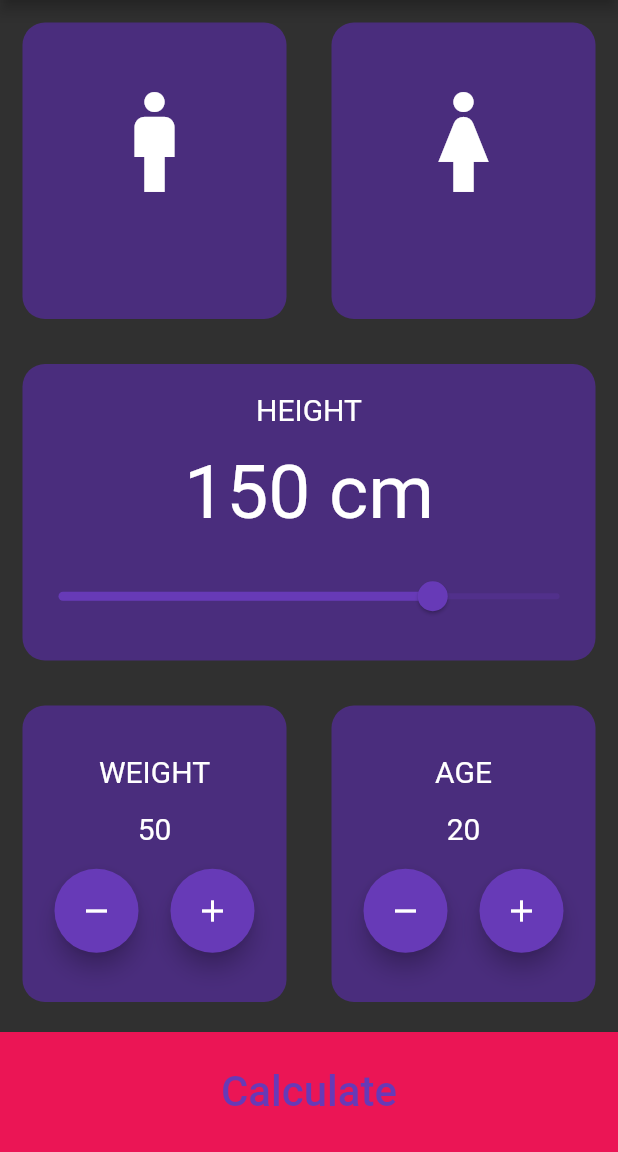
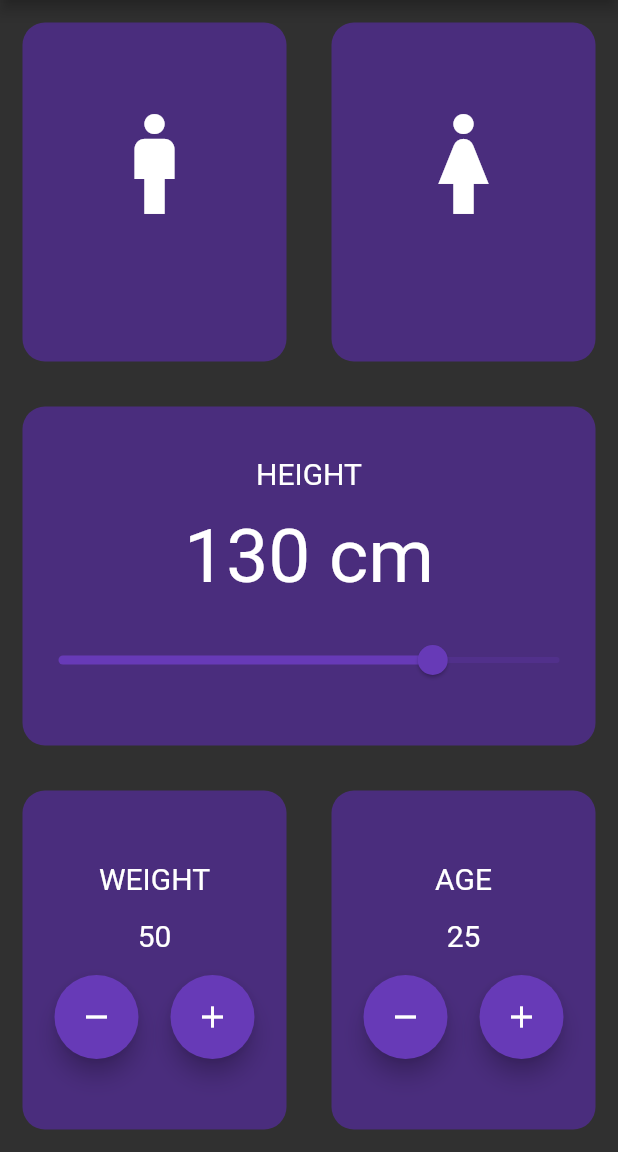
Before and after one commit to emilhackberry/bmi-calc, a Flutter app: the screen it shows after launch, after a tap on the "remove" icon, on a phone screen of 412 x 824 dp, the part 84-1236 px from its top. Run offline on Flutter 3.47's test engine with Material 2 defaults, Android fonts, the phone set to English and light mode, and no system bars; our stand-ins replace flutter_riverpod.

```diff
--- a/lib/bmi_calculations.dart
+++ b/lib/bmi_calculations.dart
@@ -1,54 +1,47 @@
+import 'package:flutter/material.dart';
 import 'package:flutter_riverpod/flutter_riverpod.dart';
 
-class BMICalculation {
+////
+///
+///using the stuff below now
+
+class BMIState {
   String? genderSelection;
-  int? weight;
-  double? height;
-  int? age;
+  int weight;
+  double height;
+  int age;
 
-  BMICalculation({
+  BMIState({
     this.genderSelection,
-    this.weight,
-    this.height,
-    this.age,
+    required this.weight,
+    required this.height,
+    required this.age,
   });
-
-  double calculateBMI(weight, height /*, age, gender*/) {
-    return (weight / (height * height) * 10000).roundToDouble(); //not correct
-  }
-
-  int changeWeightandAge(value, minusPlus) {
-    if (minusPlus == "-") {
-      if (value != 0) {
-        return value - 1;
-      } else {
-        return value - 0;
-      }
-    } else {
-      return value + 1;
-    }
-  }
 }
 
-// final bmiInstanceProvider = Provider<BMICalculation>((ref) => BMICalculation());
-
-//kanske rätt nu?
-final bmiResultsProvider = Provider<BMICalculation>((ref) {
-  return BMICalculation(
+///
+///
+final weightCountProvider = StateNotifierProvider<BMICalculation1, BMIState>((ref) {
+  return BMICalculation1(
+    weight: 50,
+    height: 130,
+    age: 25,
     genderSelection: "",
-    weight: 50,
-    height: 150,
-    age: 20,
   );
 });
 
-// final weightChangeProvider = Provider<int>((ref) {
-//   return ref.watch(bmiInstanceProvider).changeWeightandAge(0, "");
-// });
-//
-// final weightChangeProvider = Provider<int>((ref) {
-//   return ref.watch(bmiResultsProvider).changeWeightandAge(
-//         ref.read(bmiResultsProvider).weight ?? 0, // Use current weight
-//         "+", // or "-" to decrease weight
-//       );
-// });
+class BMICalculation1 extends StateNotifier<BMIState> {
+  BMICalculation1({
+    String? genderSelection,
+    int weight = 0,
+    double height = 0,
+    int age = 0,
+  }) : super(BMIState(
+          genderSelection: genderSelection,
+          weight: weight,
+          height: height,
+          age: age,
+        ));
+  void increment() => state.weight++;
+}
+////
--- a/lib/input_page.dart
+++ b/lib/input_page.dart
@@ -12,16 +12,10 @@ class InputPage extends ConsumerWidget {
   final String selectionGenderMale = "";
   final String selectionGenderFemale = "";
 
-  final BMICalculation bmiCalc = BMICalculation(
-    genderSelection: "",
-    weight: 50,
-    height: 150,
-    age: 20,
-  );
-
   @override
   Widget build(BuildContext context, WidgetRef ref) {
-    final bmiResults = ref.watch(bmiResultsProvider);
+    //final bmiResults = ref.watch(bmiResultsProvider.notifier);
+    final data = ref.watch(weightCountProvider);
     return Scaffold(
       appBar: AppBar(
         title: Text('BMI CALCULATOR'),
@@ -98,13 +92,13 @@ class InputPage extends ConsumerWidget {
                   SizedBox(
                     height: 15.0,
                   ),
-                  Text("${bmiCalc.height?.round()} cm", style: TextStyle(fontSize: 50.0)),
+                  Text("${data.height.round()} cm", style: TextStyle(fontSize: 50.0)),
                   SizedBox(
                     height: 15.0,
                   ),
                   Row(),
                   Slider(
-                    value: bmiCalc.height ?? 150,
+                    value: 150, //temp value
                     max: 200,
                     divisions: 200,
                     onChanged: (double value) {
@@ -131,7 +125,7 @@ class InputPage extends ConsumerWidget {
                           height: 15.0,
                         ),
                         (Text(
-                          "${bmiResults.weight}",
+                          "${data.weight}", //this is where the state is supposed to update, but onyl updates on hotreload
                           style: TextStyle(fontSize: 20.0),
                         )),
                         SizedBox(
@@ -143,16 +137,14 @@ class InputPage extends ConsumerWidget {
                             FloatingActionButton(
                                 child: Icon(Icons.remove),
                                 onPressed: () {
-                                  final newWeight = bmiResults.changeWeightandAge(bmiResults.weight, "-");
-                                  ref.read(bmiResultsProvider).weight = newWeight;
-                                  print(newWeight);
+                                  // Comment for Maher, I am trying to change the state here
+                                  ref.read(weightCountProvider.notifier).state.weight = data.weight - 1;
                                 }),
                             FloatingActionButton(
                                 child: Icon(Icons.add),
                                 onPressed: () {
-                                  final newWeight = bmiResults.changeWeightandAge(bmiResults.weight, "+");
-                                  ref.read(bmiResultsProvider).weight = newWeight;
-                                  print(newWeight);
+                                  // Comment for Maher, I am trying to change the state here
+                                  ref.read(weightCountProvider.notifier).state.weight = data.weight + 1;
                                 }),
                           ],
                         )),
@@ -170,7 +162,7 @@ class InputPage extends ConsumerWidget {
                         SizedBox(
                           height: 15.0,
                         ),
-                        Text("${bmiCalc.age}", style: TextStyle(fontSize: 20.0)),
+                        Text("${data.age}", style: TextStyle(fontSize: 20.0)),
                         SizedBox(
                           height: 15.0,
                         ),
@@ -201,24 +193,24 @@ class InputPage extends ConsumerWidget {
               ],
             ),
           ),
-          Container(
-            color: bottomContainerColor,
-            margin: EdgeInsets.only(top: 5.0),
-            width: double.infinity,
-            height: bottomContainerHeight,
-            child: TextButton(
-              child: Text(
-                "Calculate",
-                textScaleFactor: 2.0,
-              ),
-              onPressed: () async => {
-                await showDialog(
-                  context: context,
-                  builder: (context) => PopUpScreen(bmiCalc: bmiCalc),
-                ),
-              },
-            ),
-          ),
+          // Container(
+          //   color: bottomContainerColor,
+          //   margin: EdgeInsets.only(top: 5.0),
+          //   width: double.infinity,
+          //   height: bottomContainerHeight,
+          //   child: TextButton(
+          //     child: Text(
+          //       "Calculate",
+          //       textScaleFactor: 2.0,
+          //     ),
+          //     onPressed: () async => {
+          //       await showDialog(
+          //         context: context,
+          //         builder: (context) => PopUpScreen(bmiCalc: bmiCalc),
+          //       ),
+          //     },
+          //   ),
+          // ),
         ],
       ),
     );
```
Also changed, not shown: lib/common_widgets/popup_screen.dart (+25 -25 lines).
